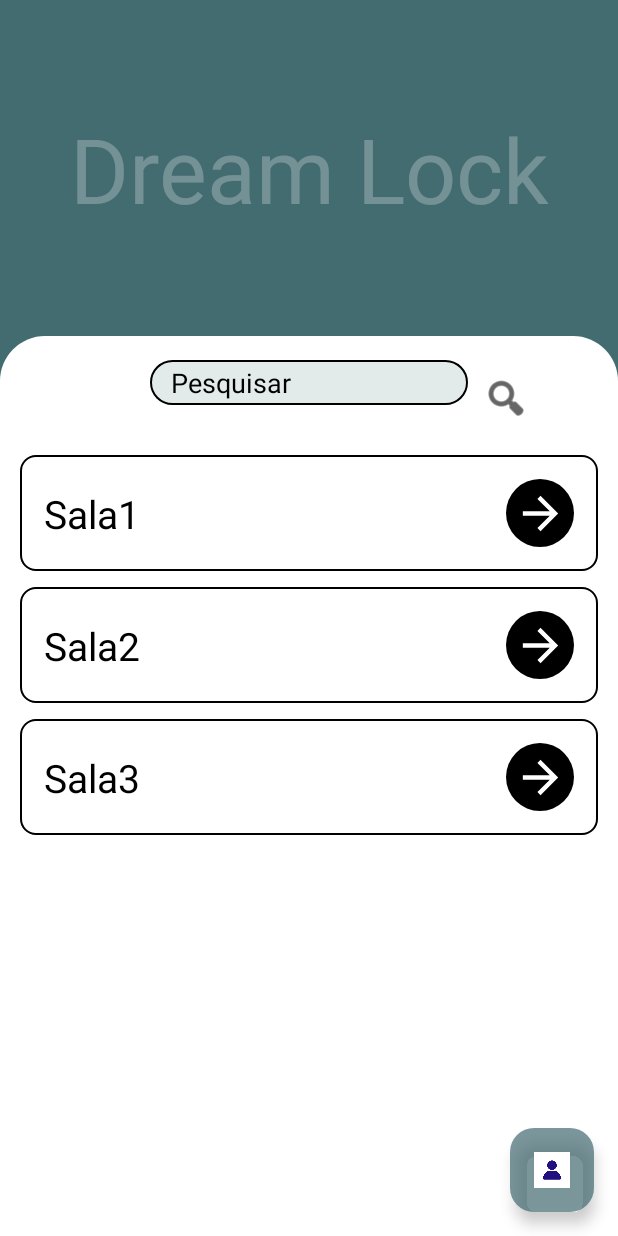
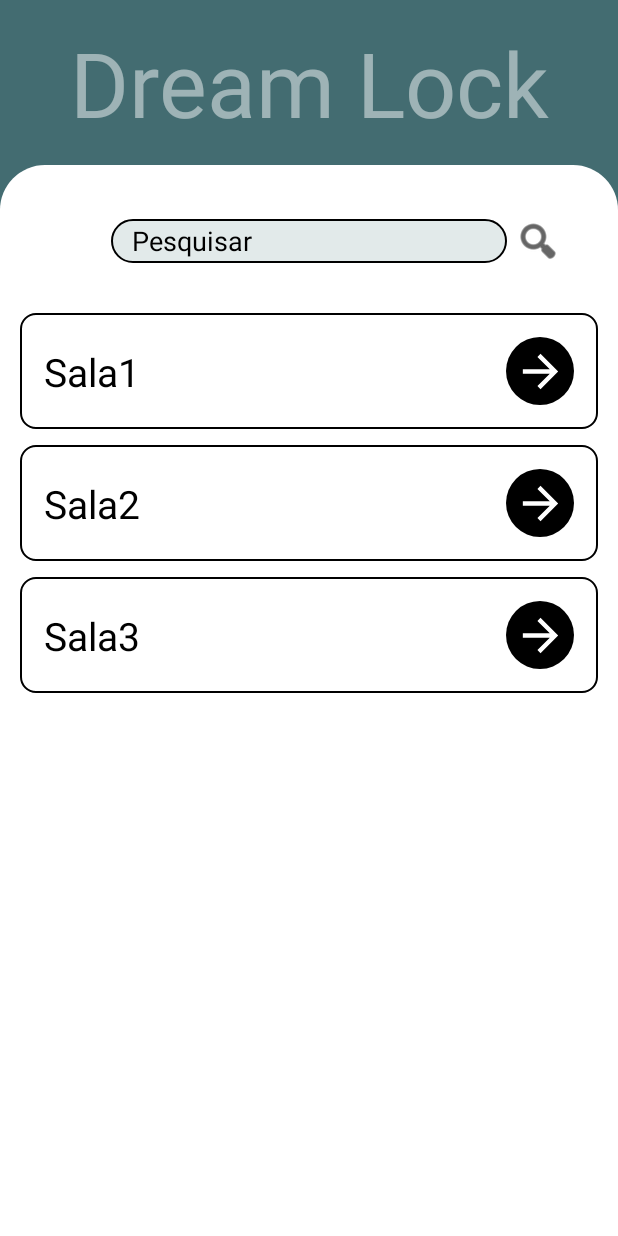
Before and after one commit to artcarvalho/DreamLock, an Android app: the screen it shows after launch (MainActivity), on a phone screen of 412 x 824 dp. Run offline under Robolectric (Android 15) with nearby library versions, the phone set to English and light mode, and no system bars; Roboto replaces fonts that are not available here.

Commit message:
(NFC FEITO!) Bom, infelizmente aquele não era o penultimo.... mas bora pra cima!!

```diff
--- a/app/build.gradle
+++ b/app/build.gradle
@@ -34,6 +34,7 @@ dependencies {
     implementation 'androidx.appcompat:appcompat:1.6.1'
     implementation 'com.google.android.material:material:1.12.0'
     implementation 'androidx.constraintlayout:constraintlayout:2.1.4'
+    implementation 'com.google.firebase:firebase-common:21.0.0'
     testImplementation 'junit:junit:4.13.2'
     androidTestImplementation 'androidx.test.ext:junit:1.1.5'
     androidTestImplementation 'androidx.test.espresso:espresso-core:3.5.1'
--- a/app/src/main/AndroidManifest.xml
+++ b/app/src/main/AndroidManifest.xml
@@ -3,7 +3,7 @@
     xmlns:tools="http://schemas.android.com/tools">
 
     <uses-permission android:name="android.permission.NFC" />
-    <uses-feature android:name="android.hardware.nfc" />
+    <uses-feature android:name="android.hardware.nfc" android:required="true"/>
 
     <application
         android:allowBackup="true"
--- a/app/src/main/java/artur/renata/dreamlock/activity/MainActivity.java
+++ b/app/src/main/java/artur/renata/dreamlock/activity/MainActivity.java
@@ -4,22 +4,15 @@ import androidx.appcompat.app.AppCompatActivity;
 import androidx.recyclerview.widget.LinearLayoutManager;
 import androidx.recyclerview.widget.RecyclerView;
 
-import android.content.Intent;
 import android.os.Bundle;
 import android.view.View;
 import android.widget.ImageButton;
-
-import com.google.android.material.floatingactionbutton.FloatingActionButton;
-import com.google.firebase.database.DatabaseReference;
-import com.google.firebase.database.FirebaseDatabase;
 
 import java.util.ArrayList;
 import java.util.List;
 
 import artur.renata.dreamlock.R;
 import artur.renata.dreamlock.adapter.AdapterSalas;
-import artur.renata.dreamlock.adapter.adapterUser;
-import artur.renata.dreamlock.model.idModel;
 import artur.renata.dreamlock.model.salaModel;
 
 public class MainActivity extends AppCompatActivity {
@@ -52,17 +45,6 @@ public class MainActivity extends AppCompatActivity {
         RecyclerView.LayoutManager layoutManager = new LinearLayoutManager(this);
         rvItens.setLayoutManager(layoutManager);
 
-        FloatingActionButton btnUser = (FloatingActionButton) findViewById(R.id.botaoVerIds);
-        btnUser.setOnClickListener(new View.OnClickListener() { //clique para acessar a guida dos usuarios
-           @Override
-           public void onClick (View v){
-               Intent i = new Intent(MainActivity.this, UsuariosActivity.class);
-               startActivity(i);
-           }
-        });
-
-
-
         ImageButton btnSearch = (ImageButton) findViewById(R.id.botaoPesquisa);
         btnSearch.setOnClickListener(new View.OnClickListener(){ //iniciar procura pelas salas através do input colocado na barra de pesquisa
             @Override
--- a/app/src/main/java/artur/renata/dreamlock/adapter/AdapterAcesso.java
+++ b/app/src/main/java/artur/renata/dreamlock/adapter/AdapterAcesso.java
@@ -1,6 +1,5 @@
 package artur.renata.dreamlock.adapter;
 
-import android.annotation.SuppressLint;
 import android.view.LayoutInflater;
 import android.view.View;
 import android.view.ViewGroup;
@@ -17,7 +16,6 @@ import java.util.List;
 
 import artur.renata.dreamlock.R;
 import artur.renata.dreamlock.activity.SalasActivity;
-import artur.renata.dreamlock.activity.UsuariosActivity;
 import artur.renata.dreamlock.model.idModel;
 
 public class AdapterAcesso extends RecyclerView.Adapter {
@@ -39,7 +37,7 @@ public class AdapterAcesso extends RecyclerView.Adapter {
     public RecyclerView.ViewHolder onCreateViewHolder(@NonNull ViewGroup parent, int viewType) {
         LayoutInflater inflater = LayoutInflater.from(sala);
         View v = inflater.inflate(R.layout.lista_usuarios,parent,false);
-        return new viewHolder_user(v);
+        return new ViewHolder_user(v);
 
     }
 
--- a/app/src/main/java/artur/renata/dreamlock/adapter/AdapterSalas.java
+++ b/app/src/main/java/artur/renata/dreamlock/adapter/AdapterSalas.java
@@ -33,7 +33,7 @@ public class AdapterSalas extends RecyclerView.Adapter{
     public RecyclerView.ViewHolder onCreateViewHolder(@NonNull ViewGroup parent, int viewType) {
         LayoutInflater inflater = LayoutInflater.from(mainActivity);
         View v = inflater.inflate(R.layout.listas_stylesala,parent,false);
-        return new viewHolder_user(v);
+        return new ViewHolder_user(v);
 
     }
 
--- a/app/src/main/java/artur/renata/dreamlock/adapter/viewHolder_user.java
+++ b/app/src/main/java/artur/renata/dreamlock/adapter/ViewHolderSala.java
@@ -5,8 +5,8 @@ import android.view.View;
 import androidx.annotation.NonNull;
 import androidx.recyclerview.widget.RecyclerView;
 
-public class viewHolder_user extends RecyclerView.ViewHolder {
-    public viewHolder_user(@NonNull View itemView){
+public class ViewHolderSala extends RecyclerView.ViewHolder {
+    public ViewHolderSala(@NonNull View itemView){
         super(itemView);
     }
 }
--- a/app/src/main/java/artur/renata/dreamlock/adapter/viewHolderSala.java
+++ b/app/src/main/java/artur/renata/dreamlock/adapter/ViewHolder_user.java
@@ -5,8 +5,8 @@ import android.view.View;
 import androidx.annotation.NonNull;
 import androidx.recyclerview.widget.RecyclerView;
 
-public class viewHolderSala extends RecyclerView.ViewHolder {
-    public viewHolderSala(@NonNull View itemView){
+public class ViewHolder_user extends RecyclerView.ViewHolder {
+    public ViewHolder_user(@NonNull View itemView){
         super(itemView);
     }
 }
--- a/app/src/main/res/layout/activity_main.xml
+++ b/app/src/main/res/layout/activity_main.xml
@@ -11,38 +11,45 @@
     <androidx.constraintlayout.widget.ConstraintLayout
         android:id="@+id/grupoUm"
         android:layout_width="0dp"
-        android:layout_height="600dp"
+        android:layout_height="0dp"
+        android:layout_marginTop="110dp"
         android:background="@drawable/round_corner"
         app:layout_constraintBottom_toBottomOf="parent"
         app:layout_constraintEnd_toEndOf="parent"
-        app:layout_constraintStart_toStartOf="parent">
+        app:layout_constraintStart_toStartOf="parent"
+        app:layout_constraintTop_toTopOf="parent">
 
         <com.google.android.material.textfield.TextInputEditText
             android:id="@+id/barraPesquisa"
-            android:layout_width="match_parent"
-            android:layout_height="wrap_content"
+            android:layout_width="264dp"
+            android:layout_height="29dp"
             android:layout_marginStart="100dp"
-            android:layout_marginTop="16dp"
+            android:layout_marginTop="36dp"
             android:layout_marginEnd="100dp"
             android:background="@drawable/shape"
             android:hint="Pesquisar"
             android:shadowRadius="20"
             android:textColorHint="#000000"
+            android:visibility="visible"
+            app:layout_constraintBottom_toTopOf="@+id/listaSalas"
             app:layout_constraintEnd_toEndOf="parent"
-            app:layout_constraintHorizontal_bias="0.0"
+            app:layout_constraintHorizontal_bias="0.509"
             app:layout_constraintStart_toStartOf="parent"
-            app:layout_constraintTop_toTopOf="parent" />
+            app:layout_constraintTop_toTopOf="parent"
+            app:layout_constraintVertical_bias="0.5" />
 
         <ImageButton
             android:id="@+id/botaoPesquisa"
             android:layout_width="25dp"
             android:layout_height="25dp"
+            android:layout_marginStart="8dp"
             android:layout_marginTop="8dp"
             android:layout_marginEnd="50dp"
             android:background="#FFFFFF"
             android:tint="#000000"
             app:layout_constraintBottom_toTopOf="@+id/listaSalas"
             app:layout_constraintEnd_toEndOf="parent"
+            app:layout_constraintHorizontal_bias="0.0"
             app:layout_constraintStart_toEndOf="@+id/barraPesquisa"
             app:layout_constraintTop_toTopOf="parent"
             app:srcCompat="@android:drawable/ic_menu_search" />
@@ -61,23 +68,6 @@
             app:layout_constraintStart_toStartOf="parent"
             app:layout_constraintTop_toBottomOf="@+id/barraPesquisa" />
 
-        <com.google.android.material.floatingactionbutton.FloatingActionButton
-            android:id="@+id/botaoVerIds"
-            android:layout_width="wrap_content"
-            android:layout_height="wrap_content"
-            android:layout_marginEnd="16dp"
-            android:layout_marginBottom="16dp"
-            android:clickable="true"
-            android:foregroundTint="#000000"
-            android:src="@drawable/icon_person"
-            android:tint="#000000"
-            android:tintMode="add"
-            app:backgroundTint="#B3436C71"
-            app:backgroundTintMode="src_in"
-            app:layout_constraintBottom_toBottomOf="parent"
-            app:layout_constraintEnd_toEndOf="parent"
-            tools:srcCompat="?android:attr/listDivider" />
-
     </androidx.constraintlayout.widget.ConstraintLayout>
 
     <TextView
@@ -87,7 +77,7 @@
         android:fontFamily="@font/monofett"
         android:text="Dream Lock"
         android:textAlignment="center"
-        android:textColor="#43FFFFFF"
+        android:textColor="#7CFFFFFF"
         android:textSize="60sp"
         app:layout_constraintBottom_toTopOf="@+id/grupoUm"
         app:layout_constraintEnd_toEndOf="parent"
```
Also changed, not shown: app/src/main/java/artur/renata/dreamlock/activity/CadastroActivity.java (+33 -1 lines), app/src/main/java/artur/renata/dreamlock/activity/LogActivity.java (+11 -0 lines), app/src/main/java/artur/renata/dreamlock/activity/SalasActivity.java (+9 -8 lines), app/src/main/java/artur/renata/dreamlock/activity/UsuariosActivity.java (+9 -10 lines), app/src/main/java/artur/renata/dreamlock/adapter/AdapterUser.java (renamed from app/src/main/java/artur/renata/dreamlock/adapter/adapterUser.java, +13 -15 lines), app/src/main/res/layout/activity_cadastro.xml (+19 -17 lines), app/src/main/res/layout/activity_salas.xml (+12 -5 lines).
